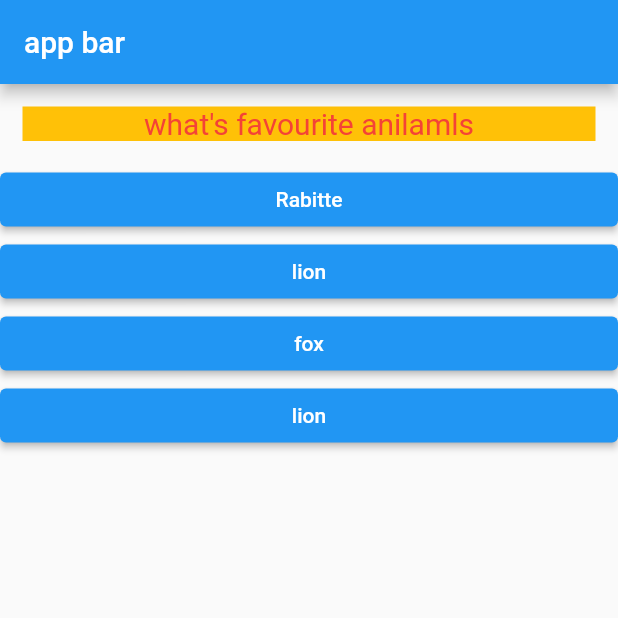
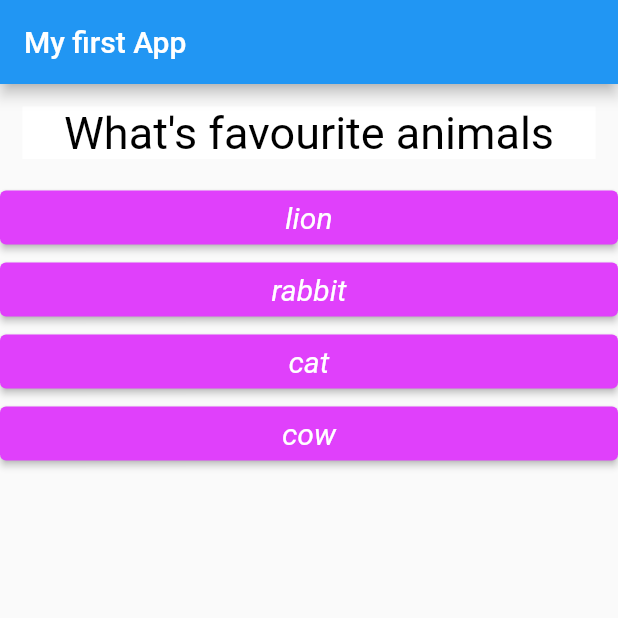
Before and after one commit to HaldunMatar/FlutterRaceQuestionAnswers, a Flutter app: the screen it shows after launch, after a tap on "Black", on a phone screen of 412 x 824 dp, the top half of it. Run offline on Flutter 3.47's test engine with Material 2 defaults, Android fonts, the phone set to English and light mode, and no system bars.

Commit message:
version 2

```diff
--- a/lib/answer.dart
+++ b/lib/answer.dart
@@ -11,6 +11,12 @@ class Answer extends StatelessWidget {
       child: ElevatedButton(
         child: Text(answerText),
         onPressed: selectHandeler,
+        style: ElevatedButton.styleFrom(
+          primary: Colors.purpleAccent,
+          onPrimary: Colors.white,
+          textStyle: TextStyle(
+              color: Colors.black, fontSize: 20, fontStyle: FontStyle.italic),
+        ),
       ),
     );
   }
--- a/lib/main.dart
+++ b/lib/main.dart
@@ -1,6 +1,6 @@
 import 'package:flutter/material.dart';
-import './question.dart';
-import './answer.dart';
+import 'package:flutter_complete_guide/quiz.dart';
+import 'package:flutter_complete_guide/result.dart';
 
 void main() {
   runApp(MyApp());
@@ -14,26 +14,56 @@ class MyApp extends StatefulWidget {
 class _MyAppState extends State<MyApp> {
   static const questions = const [
     {
-      'questiontxt': 'what\'s favourite spor236',
-      'answers': ['Black', 'red', 'white', 'green']
+      'questiontxt': 'What\'s favourite colors',
+      'answers': [
+        {'text': 'Black', 'score': 10},
+        {'text': 'Red', 'score': 0},
+        {'text': 'white', 'score': 0},
+        {'text': 'blue', 'score': 0},
+      ]
     },
     {
-      'questiontxt': 'what\'s favourite anilamls',
-      'answers': ['Rabitte', 'lion', 'fox', 'lion']
+      'questiontxt': 'What\'s favourite animals',
+      'answers': [
+        {'text': 'lion', 'score': 0},
+        {'text': 'rabbit', 'score': 10},
+        {'text': 'cat', 'score': 0},
+        {'text': 'cow', 'score': 0},
+      ]
     },
     {
-      'questiontxt': 'what\'s favourite spor',
-      'answers': ['footbull', 'basketbool', 'no', 'tenis']
+      'questiontxt': 'What\'s favourite spors',
+      'answers': [
+        {'text': 'tenis', 'score': 0},
+        {'text': 'volyboll', 'score': 0},
+        {'text': 'basketboll', 'score': 10},
+        {'text': 'running', 'score': 0},
+      ]
     },
     {
-      'questiontxt': 'what\'s favourite spor',
-      'answers': ['computer game ', 'war game ', 'Race', 'guess']
+      'questiontxt': 'what\'s favourite books',
+      'answers': [
+        {'text': 'stories', 'score': 0},
+        {'text': 'math', 'score': 0},
+        {'text': 'hosrical', 'score': 0},
+        {'text': 'Science', 'score': 10},
+      ]
     }
   ];
 
   var _indexQuestion = 0;
+  var _totalScore = 0;
 
-  void _answerQuestion() {
+  void _resetQuiz() {
+    setState(() {
+      _indexQuestion = 0;
+      _totalScore = 0;
+    });
+    print('_resetQuiz');
+  }
+
+  void _answerQuestion(int score) {
+    _totalScore += score;
     setState(() {
       _indexQuestion += 1;
     });
@@ -46,19 +76,14 @@ class _MyAppState extends State<MyApp> {
     return MaterialApp(
       home: Scaffold(
         appBar: AppBar(
-          title: Text('app bar '),
+          title: Text('My first App  '),
         ),
         body: _indexQuestion < questions.length
-            ? Column(
-                children: [
-                  Question(questions[_indexQuestion]['questiontxt']),
-                  ...(questions[_indexQuestion]['answers'] as List<String>)
-                      .map((answer) {
-                    return Answer(_answerQuestion, answer);
-                  })
-                ],
-              )
-            : Text('you did finished '),
+            ? Quiz(
+                questions: questions,
+                indexQuestion: _indexQuestion,
+                answerQuestion: _answerQuestion)
+            : Result(_resetQuiz, _totalScore),
       ),
     );
   }
--- a/lib/question.dart
+++ b/lib/question.dart
@@ -8,15 +8,15 @@ class Question extends StatelessWidget {
   @override
   Widget build(BuildContext context) {
     return Container(
-      color: Colors.amber,
+      color: Colors.white,
       width: double.infinity,
       margin: EdgeInsets.all(15),
       child: Text(
         _questionText,
         textAlign: TextAlign.center,
         style: TextStyle(
-          fontSize: 20,
-          color: Colors.red,
+          fontSize: 30,
+          color: Colors.black,
         ),
       ),
     );
--- a/lib/quiz.dart
+++ b/lib/quiz.dart
@@ -0,0 +1,27 @@
+import 'package:flutter/material.dart';
+import './question.dart';
+import './answer.dart';
+
+class Quiz extends StatelessWidget {
+  final List<Map<String, Object>> questions;
+  final int indexQuestion;
+  final Function answerQuestion;
+
+  Quiz(
+      {@required this.questions,
+      @required this.indexQuestion,
+      @required this.answerQuestion});
+  @override
+  Widget build(BuildContext context) {
+    return Column(
+      children: [
+        Question(questions[indexQuestion]['questiontxt']),
+        ...(questions[indexQuestion]['answers'] as List<Map<String, Object>>)
+            .map((answer) {
+          return Answer(
+              () => {answerQuestion(answer['score'])}, answer['text']);
+        })
+      ],
+    );
+  }
+}
```
Also changed, not shown: lib/result.dart (added, +41 -0 lines).
